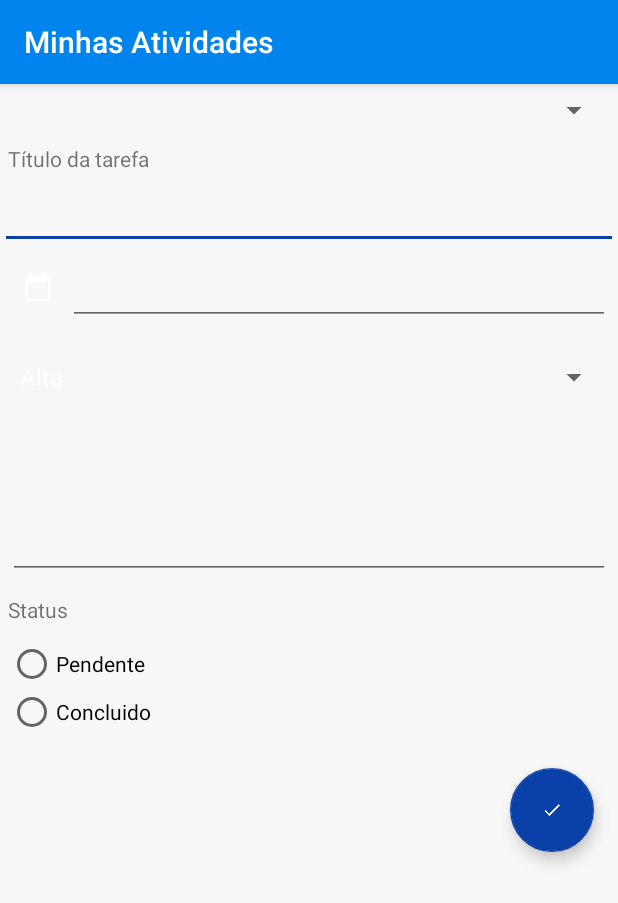
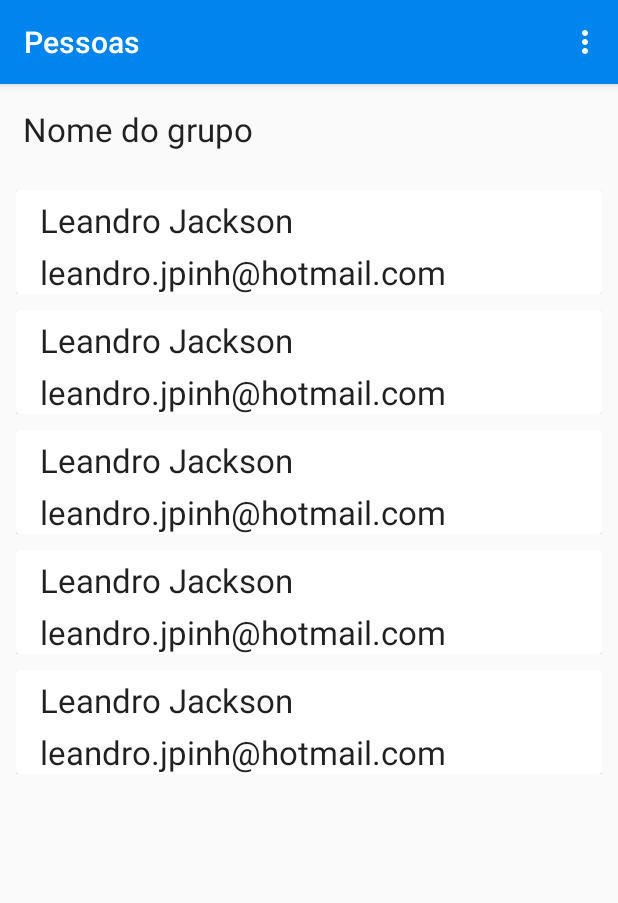
Before and after one commit to Kleber2909/TodoList, an Android app: the screen it shows after launch (ActivityView before the commit, PeopleDetailView after it), on a phone screen of 412 x 824 dp. Shown: the top 903 px of the screen. Run offline under Robolectric (Android 15) with nearby library versions, the phone set to English and light mode, and no system bars; our stand-ins replace Firebase (no records; nobody signed in at launch, a user with empty details on screens opened directly), Room's generated code; libraries missing offline, so code that uses them is left out: com.facebook.

Commit message:
adicionando tela de collaborators

```diff
--- a/app/src/main/AndroidManifest.xml
+++ b/app/src/main/AndroidManifest.xml
@@ -12,15 +12,13 @@
         android:supportsRtl="true"
         android:theme="@style/AppTheme">
 
-        <activity android:name=".view.GroupView">
+        <activity android:name=".view.GroupView"
+            android:label="@string/app_group">
 
         </activity>
 
         <activity android:name=".view.ActivityView">
-            <intent-filter>
-                <action android:name="android.intent.action.MAIN" />
-                <category android:name="android.intent.category.LAUNCHER" />
-            </intent-filter>
+
         </activity>
 
         <activity android:name=".view.MainActivity">
@@ -48,6 +46,14 @@
             </intent-filter>
         </activity>
 
+        <activity android:name=".view.PeopleDetailView"
+            android:label="@string/app_people">
+            <intent-filter>
+                <action android:name="android.intent.action.MAIN" />
+                <category android:name="android.intent.category.LAUNCHER" />
+            </intent-filter>
+        </activity>
+
     </application>
 
 </manifest>
--- /dev/null
+++ b/app/src/main/java/com/fa7/todolist/adapters/CollaboratorAdapter.java
@@ -0,0 +1,59 @@
+package com.fa7.todolist.adapters;
+
+import android.content.Context;
+import android.support.annotation.NonNull;
+import android.support.v7.widget.RecyclerView;
+import android.view.LayoutInflater;
+import android.view.View;
+import android.view.ViewGroup;
+import android.widget.ImageView;
+import android.widget.TextView;
+import com.fa7.todolist.R;
+import com.fa7.todolist.model.Collaborator;
+import java.util.List;
+
+public class CollaboratorAdapter extends RecyclerView.Adapter<CollaboratorAdapter.ViewHolderAdapter> {
+
+    List<Collaborator> collaborators;
+    Context context;
+
+    public CollaboratorAdapter(Context context, List<Collaborator> collaborators) {
+        this.collaborators = collaborators;
+        this.context = context;
+    }
+
+    @NonNull
+    @Override
+    public ViewHolderAdapter onCreateViewHolder(@NonNull ViewGroup parent, int viewType) {
+        View v = LayoutInflater.from(parent.getContext()).inflate(R.layout.people_detail_item, parent, false);
+        return new ViewHolderAdapter(v);
+    }
+
+    @Override
+    public void onBindViewHolder(@NonNull ViewHolderAdapter holder, int position) {
+        Collaborator tm = collaborators.get(position);
+
+        holder.txt_email.setText(tm.getEmail());
+        holder.txt_name.setText(tm.getNomeColaborador());
+        holder.img_profile.setImageBitmap(null);
+    }
+
+    @Override
+    public int getItemCount() {
+        return collaborators.size();
+    }
+
+    public class ViewHolderAdapter extends RecyclerView.ViewHolder {
+
+        TextView txt_name, txt_email;
+        ImageView img_profile;
+
+        public ViewHolderAdapter(View itemView) {
+            super(itemView);
+
+            txt_name = (TextView) itemView.findViewById(R.id.txt_name);
+            txt_email = (TextView) itemView.findViewById(R.id.txt_email);
+            img_profile = (ImageView) itemView.findViewById(R.id.img_profile);
+        }
+    }
+}
--- a/app/src/main/java/com/fa7/todolist/client/CollaboratorClient.java
+++ b/app/src/main/java/com/fa7/todolist/client/CollaboratorClient.java
@@ -57,16 +57,6 @@ public class CollaboratorClient extends ClientBase {
         return null;
     }
 
-/*
-    public void insertAll(Collaborator... collaborators) {
-        try {
-            db.getCollaborator().insertAll(collaborators);
-        } catch (Exception e) {
-            setMessage(e);
-        }
-    }
-*/
-
     public void insert(Collaborator collaborator) {
         try {
             db.getCollaborator().insert(collaborator);
--- a/app/src/main/java/com/fa7/todolist/controller/CollaboratorController.java
+++ b/app/src/main/java/com/fa7/todolist/controller/CollaboratorController.java
@@ -1,21 +1,34 @@
 package com.fa7.todolist.controller;
 
 import android.content.Context;
-import android.support.v7.app.AppCompatActivity;
+import android.os.AsyncTask;
 import android.util.Log;
 
+import com.fa7.todolist.client.CollaboratorClient;
 import com.fa7.todolist.model.Collaborator;
 import com.fa7.todolist.persistence.File.FileData;
+import com.fa7.todolist.persistence.firebase.FireBasePersistence;
+import com.fa7.todolist.persistence.room.AppDatabase;
+import com.fa7.todolist.persistence.room.MainDatabase;
+
+import java.util.List;
 
 public class CollaboratorController {
 
-//    public CollaboratorController(AppCompatActivity appCompatActivity) {
-//        super(appCompatActivity);
-//        context = appCompatActivity.getBaseContext();
-//    }
     Context context;
+    static FireBasePersistence fireBasePersistence;
+    static AppDatabase appDatabase;
+    static CollaboratorClient collaboratorClient;
+
     public CollaboratorController(Context context) {
         this.context = context;
+        fireBasePersistence = new FireBasePersistence(context);
+        appDatabase = MainDatabase.getInstance(context);
+        collaboratorClient = new CollaboratorClient(context);
+    }
+
+    public List<Collaborator> GetAllGroup(){
+        return appDatabase.getCollaborator().getAll();
     }
 
     public Collaborator GetUserLocal(){
--- a/app/src/main/java/com/fa7/todolist/view/GroupView.java
+++ b/app/src/main/java/com/fa7/todolist/view/GroupView.java
@@ -5,7 +5,6 @@ import android.content.DialogInterface;
 import android.content.Intent;
 import android.os.AsyncTask;
 import android.os.Bundle;
-import android.support.design.widget.FloatingActionButton;
 import android.support.v7.app.AlertDialog;
 import android.support.v7.app.AppCompatActivity;
 import android.util.Log;
@@ -62,7 +61,7 @@ public class GroupView extends AppCompatActivity {
     @Override
     public boolean onCreateOptionsMenu(Menu menu) {
         MenuInflater inflater = getMenuInflater();
-        inflater.inflate(R.menu.menu_add, menu);
+        inflater.inflate(R.menu.group_menu, menu);
 
         return super.onCreateOptionsMenu(menu);
     }
--- /dev/null
+++ b/app/src/main/java/com/fa7/todolist/view/PeopleDetailView.java
@@ -0,0 +1,119 @@
+package com.fa7.todolist.view;
+
+import android.content.Context;
+import android.os.AsyncTask;
+import android.os.Bundle;
+import android.support.v7.app.AppCompatActivity;
+import android.support.v7.widget.LinearLayoutManager;
+import android.support.v7.widget.RecyclerView;
+import android.view.Menu;
+import android.view.MenuInflater;
+import android.view.MenuItem;
+import android.widget.LinearLayout;
+import android.widget.TextView;
+import com.fa7.todolist.R;
+import com.fa7.todolist.adapters.CollaboratorAdapter;
+import com.fa7.todolist.controller.CollaboratorController;
+import com.fa7.todolist.model.Collaborator;
+import java.util.List;
+
+public class PeopleDetailView extends AppCompatActivity {
+
+    private LinearLayout lay_people;
+    private TextView txt_group_name;
+    private RecyclerView rv_people;
+    private CollaboratorController collaboratorController;
+    private static List<Collaborator> collaboratorList;
+
+    @Override
+    protected void onCreate(Bundle savedInstanceState) {
+        super.onCreate(savedInstanceState);
+        setContentView(R.layout.people_detail);
+        InitializeComponents();
+        CreatorSwipeMenuCreator();
+    }
+
+    @Override
+    protected void onStart() {
+        super.onStart();
+        collaboratorController = new CollaboratorController(this);
+        new PeopleDetailView.UpdateListViewTask(getBaseContext()).execute();
+    }
+
+    @Override
+    public boolean onCreateOptionsMenu(Menu menu) {
+        MenuInflater inflater = getMenuInflater();
+        inflater.inflate(R.menu.people_menu, menu);
+
+        return super.onCreateOptionsMenu(menu);
+    }
+
+    @Override
+    public boolean onOptionsItemSelected(MenuItem item) {
+        switch (item.getItemId()) {
+            case R.id.item_add:
+                return true;
+            case R.id.item_share:
+                return true;
+
+            default:
+                return super.onOptionsItemSelected(item);
+        }
+    }
+
+    private void CreatorSwipeMenuCreator() {
+
+    }
+
+    private void InitializeComponents() {
+        lay_people = (LinearLayout) findViewById(R.id.lay_people);
+        txt_group_name = (TextView) findViewById(R.id.txt_group_name);
+        rv_people = (RecyclerView) findViewById(R.id.rv_people);
+        rv_people.setHasFixedSize(true);
+        rv_people.setLayoutManager(new LinearLayoutManager(this));
+    }
+
+    private class UpdateListViewTask extends AsyncTask<Void, Void, Void> {
+
+        Context context;
+        public UpdateListViewTask(Context context){
+            this.context = context;
+        }
+
+        @Override
+        protected Void doInBackground(Void... params) {
+
+            collaboratorList = collaboratorController.GetAllGroup();
+
+            if (collaboratorList.size() == 0) {
+
+                Collaborator c = new Collaborator();
+                c.setEmail("leandro.jpinh@hotmail.com");
+                c.setId("1");
+                c.setNomeColaborador("Leandro Jackson");
+                collaboratorList.add(c);
+                collaboratorList.add(c);
+                collaboratorList.add(c);
+                collaboratorList.add(c);
+                collaboratorList.add(c);
+            }
+
+            final CollaboratorAdapter adapter = new CollaboratorAdapter(context, collaboratorList);
+
+            runOnUiThread(new Runnable() {
+                @Override
+                public void run() {
+                    rv_people.setAdapter(adapter);
+                }
+            });
+
+
+            return null;
+        }
+
+        @Override
+        protected void onPreExecute () {
+            // Progresso.
+        }
+    }
+}
--- a/app/src/main/res/layout/people_detail.xml
+++ b/app/src/main/res/layout/people_detail.xml
@@ -1,9 +1,12 @@
 <?xml version="1.0" encoding="utf-8"?>
-<FrameLayout
-    xmlns:android="http://schemas.android.com/apk/res/android" android:layout_width="match_parent"
-    android:layout_height="match_parent">
+<FrameLayout xmlns:android="http://schemas.android.com/apk/res/android"
+    android:layout_width="match_parent"
+    android:layout_height="match_parent"
+    xmlns:tools="http://schemas.android.com/tools"
+    tools:context=".view.PeopleDetailView">
 
     <LinearLayout
+        android:id="@+id/lay_people"
         android:layout_width="match_parent"
         android:layout_height="match_parent"
         android:orientation="vertical">
@@ -12,7 +15,7 @@
             android:id="@+id/txt_group_name"
             android:layout_width="match_parent"
             android:layout_height="wrap_content"
-            android:layout_margin="5dp"
+            android:layout_margin="15dp"
             android:textAppearance="@style/Base.TextAppearance.AppCompat.Large"
             android:text="@string/str_txt_group_name"/>
 
@@ -23,5 +26,4 @@
             android:layout_margin="5dp">
         </android.support.v7.widget.RecyclerView>
     </LinearLayout>
-
 </FrameLayout>
--- a/app/src/main/res/layout/people_detail_item.xml
+++ b/app/src/main/res/layout/people_detail_item.xml
@@ -4,6 +4,14 @@
     android:layout_height="wrap_content"
     android:layout_margin="5dp"
     android:orientation="horizontal">
+
+    <android.support.v7.widget.CardView
+        android:layout_width="match_parent"
+        android:layout_height="wrap_content">
+
+        <LinearLayout
+            android:layout_width="match_parent"
+            android:layout_height="wrap_content">
 
             <ImageView
                 android:id="@+id/img_profile"
@@ -32,9 +40,7 @@
                     android:layout_height="wrap_content"
                     android:textAppearance="@style/Base.TextAppearance.AppCompat.Large"
                     android:text="@string/str_profile_email"/>
-
-
-
             </LinearLayout>
-
         </LinearLayout>
+    </android.support.v7.widget.CardView>
+</LinearLayout>
--- /dev/null
+++ b/app/src/main/res/menu/people_menu.xml
@@ -0,0 +1,11 @@
+<?xml version="1.0" encoding="utf-8"?>
+<menu xmlns:android="http://schemas.android.com/apk/res/android"
+    xmlns:app="http://schemas.android.com/apk/res-auto">
+    <item android:id="@+id/item_add"
+        android:title="@string/str_people_add"
+        android:icon="@mipmap/ic_menu_add" />
+
+    <item android:id="@+id/item_share"
+        android:title="@string/str_people_share"
+        android:icon="@mipmap/ic_menu_add" />
+</menu>
--- a/app/src/main/res/values/strings.xml
+++ b/app/src/main/res/values/strings.xml
@@ -1,6 +1,12 @@
 <resources>
     <string name="app_name">Minhas Atividades </string>
     <string name="app_group">Meus Grupos </string>
+    <string name="app_people">Pessoas </string>
+
+    <string name="str_people_add">Adicionar </string>
+    <string name="str_people_share">Compartilhar </string>
+
+
     <string name="str_activity_title">Título da tarefa</string>
     <string name="str_txt_status">Status</string>
     <string name="str_rb_pending"> Pendente </string>
```
Also changed, not shown: app/src/main/res/menu/group_menu.xml (renamed from app/src/main/res/menu/menu_add.xml). Lines whose indentation alone changed are shown as unchanged.
